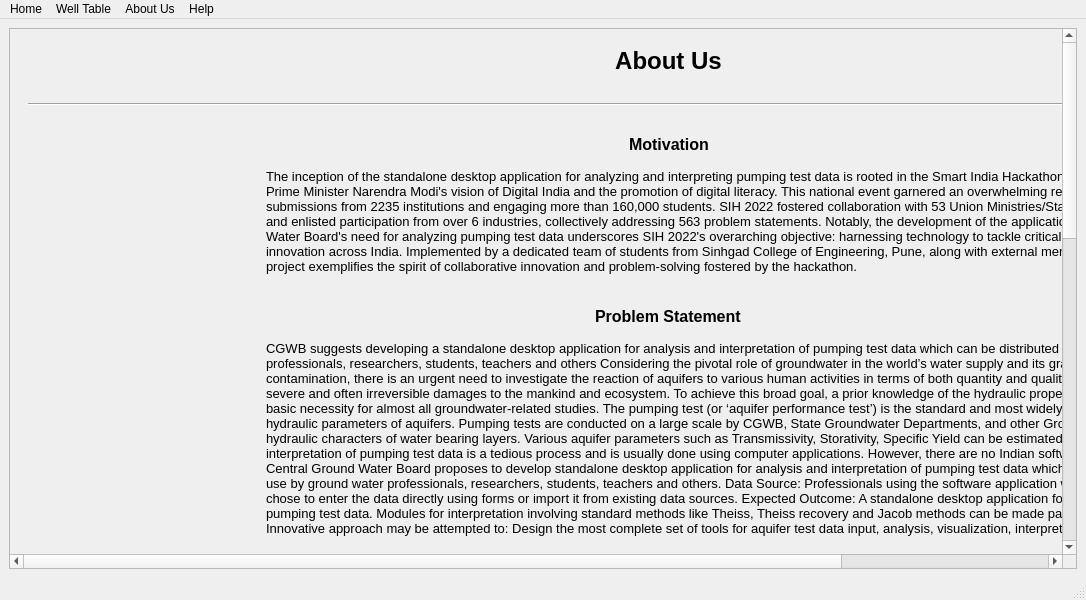
Qt form about_us.ui (dhairyashil-G/CGWB-Desktop-App) before a commit.
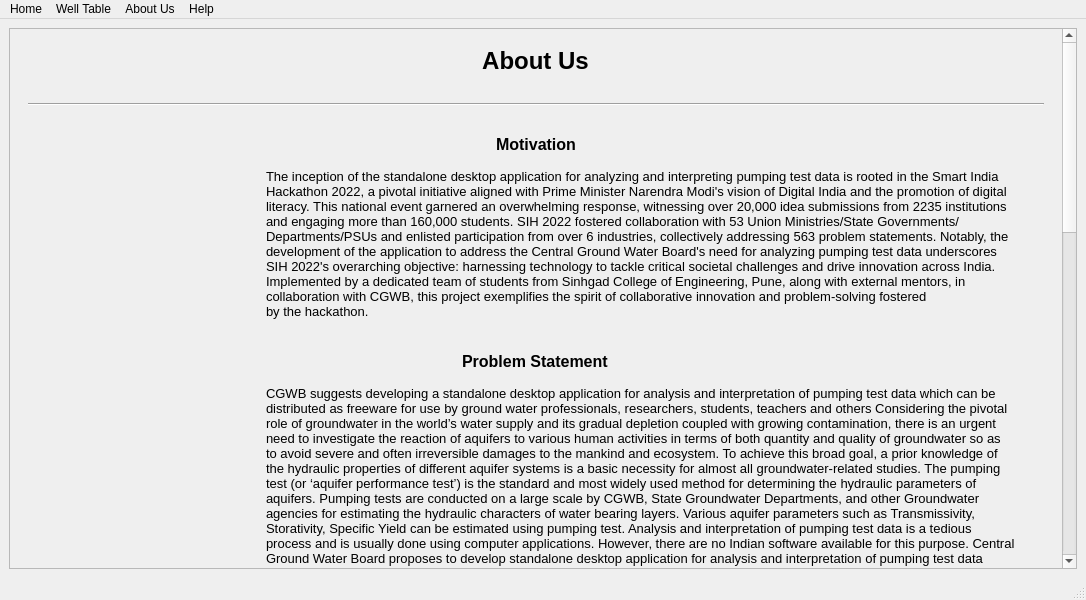
The same form after that commit. Icons and pictures are not drawn.

Commit message: Update minimum width of about_us.ui

What changed in the file:
```diff
--- a/about_us.ui
+++ b/about_us.ui
@@ -34,7 +34,7 @@
          <widget class="QWidget" name="widget" native="true">
           <property name="minimumSize">
            <size>
-            <width>1300</width>
+            <width>1000</width>
             <height>0</height>
            </size>
           </property>
```
